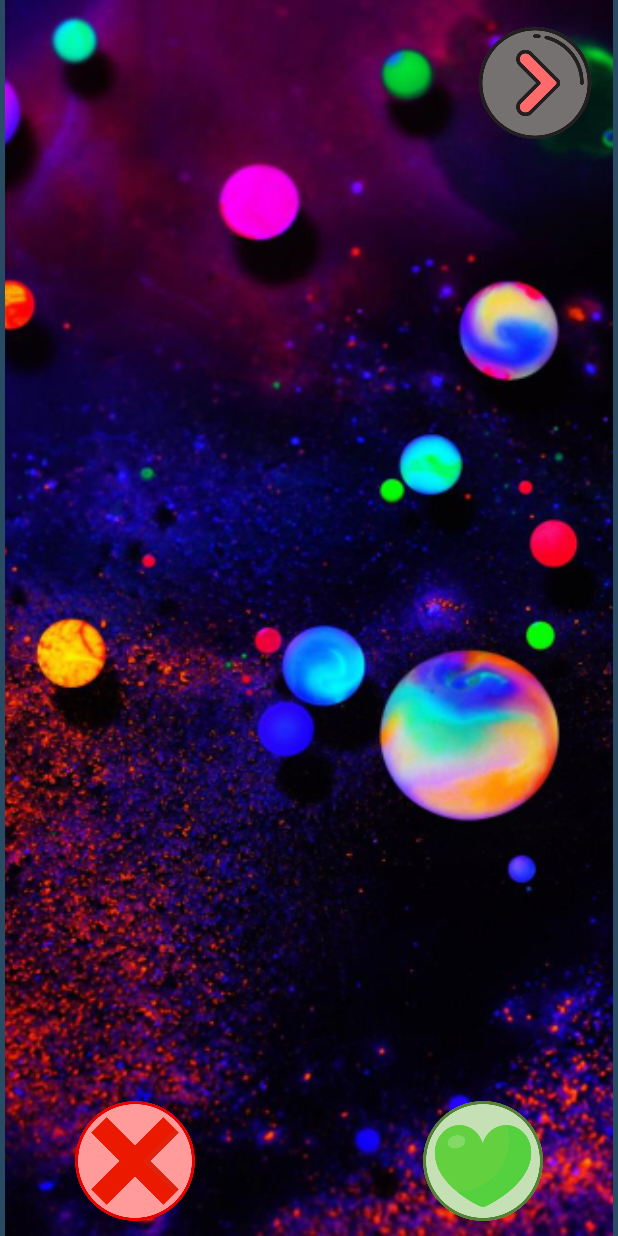
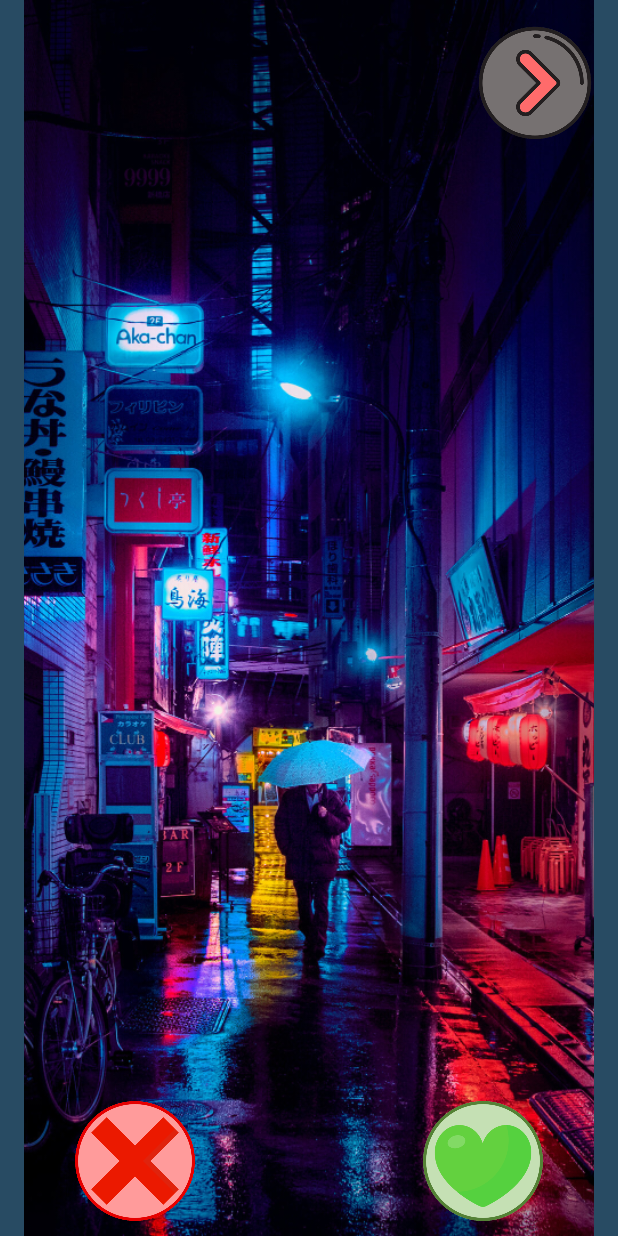
Before and after one commit to estesiee/Pinder_project_E4, an Android app: the MainActivity screen opened directly, with no data from a screen before it, after a tap on an icon or button, on a phone screen of 412 x 824 dp. Run offline under Robolectric (Android 15) with nearby library versions, the phone set to English and light mode, and no system bars; our stand-ins replace navigation-ui.

Commit message:
Random Image

```diff
--- a/app/src/main/java/com/example/pinder_project_e4/MainActivity.java
+++ b/app/src/main/java/com/example/pinder_project_e4/MainActivity.java
@@ -4,7 +4,8 @@ import android.os.Bundle;
 
 
 import androidx.appcompat.app.AppCompatActivity;
-
+import java.util.Random;
+import java.util.ArrayList;
 import android.content.Intent;
 import android.view.View;
 import android.widget.ImageButton;
@@ -17,6 +18,7 @@ public class MainActivity extends AppCompatActivity {
     ImageButton love;
     ImageButton remove;
     ImageButton toGallery;
+    ArrayList<ArrayList<Integer>> allWallpaper = initTabWp();
 
     private AppBarConfiguration appBarConfiguration;
 
@@ -34,7 +36,7 @@ public class MainActivity extends AppCompatActivity {
 
         love.setOnClickListener(new View.OnClickListener() {
           @Override
-                  public void onClick(View view) {
+          public void onClick(View view) {
               //System.out.println("Keep");
           }
         });
@@ -43,7 +45,7 @@ public class MainActivity extends AppCompatActivity {
             @Override
             public void onClick(View view) {
                 //System.out.println("Kick");
-                imageView.setImageResource(R.drawable.crop);
+                imageView.setImageResource(newPic());
             }
         });
 
@@ -54,4 +56,24 @@ public class MainActivity extends AppCompatActivity {
             }
         });
     }
+
+    private ArrayList<ArrayList<Integer>> initTabWp(){
+        ArrayList<ArrayList<Integer>> value = new ArrayList<ArrayList<Integer>>();
+        value.add(fill(R.drawable.crop, 0));
+        value.add(fill(R.drawable.tokyowallpaper, 0));
+
+        return value;
+    }
+
+    private ArrayList<Integer> fill(int value,int state){
+        ArrayList<Integer> list = new ArrayList<Integer>();
+        list.add(value);
+        list.add(state);
+        return list;
+    }
+
+    private int newPic(){
+        Random random = new Random();
+        return allWallpaper.get(random.nextInt(allWallpaper.size())).get(0);
+    }
 }
```
